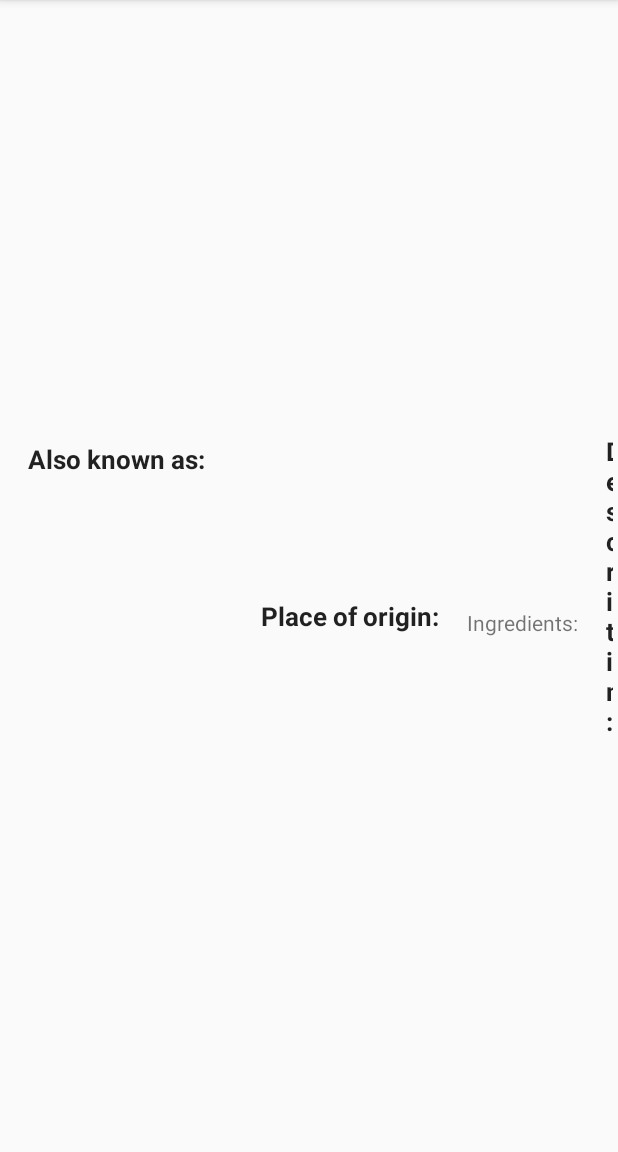
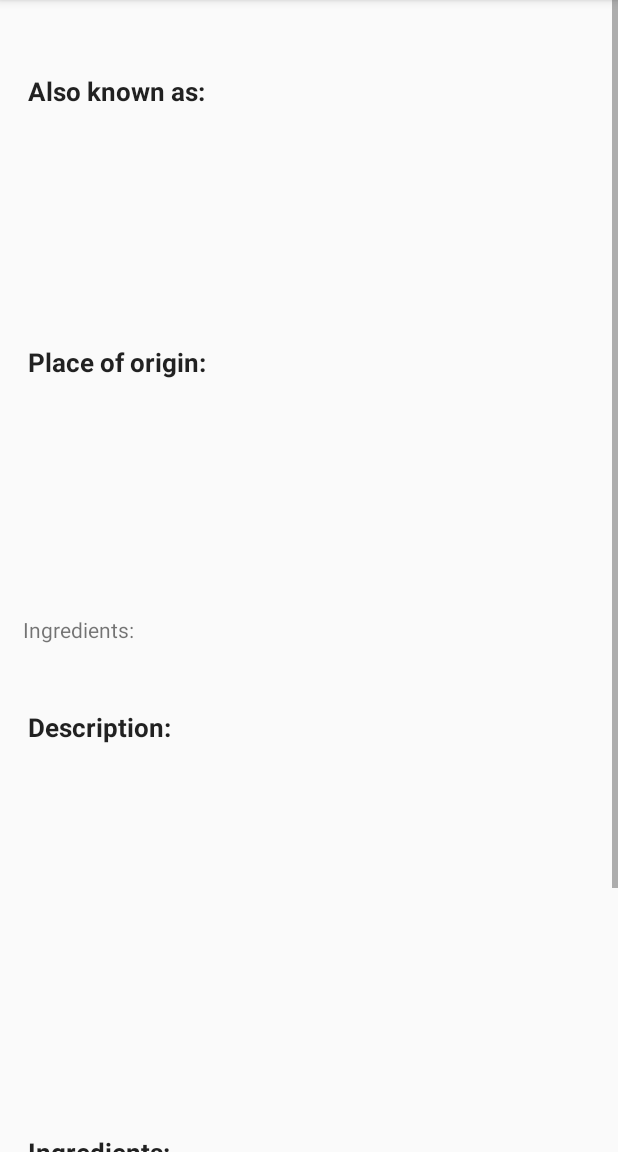
Before and after one commit to Annin7y/sandwich-club-starter-code-master, an Android app: the DetailActivity screen opened directly, with no data from a screen before it, on a phone screen of 412 x 824 dp, the part 84-1236 px from its top. Run offline under Robolectric (Android 15) with nearby library versions, the phone set to English and light mode, and no system bars; our stand-ins replace Picasso; pictures from the network do not load; 1 statement that could not run was skipped.

Commit message:
update:refactor

```diff
--- a/app/src/main/res/layout/activity_detail.xml
+++ b/app/src/main/res/layout/activity_detail.xml
@@ -1,9 +1,9 @@
 <?xml version="1.0" encoding="utf-8"?>
 <ScrollView xmlns:android="http://schemas.android.com/apk/res/android"
+    xmlns:app="http://schemas.android.com/apk/res-auto"
     xmlns:tools="http://schemas.android.com/tools"
     android:layout_width="match_parent"
-    android:layout_height="wrap_content"
-    xmlns:app="http://schemas.android.com/apk/res-auto">
+    android:layout_height="wrap_content">
 
     <RelativeLayout xmlns:android="http://schemas.android.com/apk/res/android"
         xmlns:tools="http://schemas.android.com/tools"
@@ -15,116 +15,104 @@
             android:id="@+id/image_iv"
             android:layout_width="@dimen/image_width"
             android:layout_height="@dimen/image_height"
+            android:layout_marginStart="@dimen/image_margin_start"
+            android:layout_marginLeft="@dimen/image_margin_left"
+            android:layout_marginTop="@dimen/image_margin_top"
             android:layout_marginEnd="@dimen/image_margin_end"
-            android:layout_marginLeft="@dimen/image_margin_left"
             android:layout_marginRight="@dimen/image_margin_right"
-            android:layout_marginStart="@dimen/image_margin_start"
-            android:layout_marginTop="@dimen/image_margin_top"
             android:adjustViewBounds="true"
             android:contentDescription="@string/sandwich_picture_content_description"
             android:padding="@dimen/image_padding"
             android:scaleType="centerCrop" />
 
         <LinearLayout
-            android:id="@+id/linear_layout_vertical"
             android:layout_width="wrap_content"
             android:layout_height="wrap_content"
-            android:orientation="vertical"
-            android:layout_below="@+id/image_iv" />
+            android:orientation="vertical" >
 
         <LinearLayout
             android:id="@+id/linear_layout_horizontal_also"
             android:layout_width="wrap_content"
             android:layout_height="wrap_content"
-            android:orientation="horizontal"
-            android:layout_below="@+id/image_iv" >
+            android:layout_below="@+id/image_iv"
+            android:orientation="horizontal">
+
             <TextView
                 android:id="@+id/also_known_tv_label"
                 style="@style/DetailLabelStyle"
-            android:layout_below="@+id/image_iv"
-            android:layout_marginTop="@dimen/also_label_margin_top"
                 android:layout_marginStart="@dimen/label_margin"
                 android:layout_marginLeft="@dimen/label_margin"
-            android:text="@string/detail_also_known_as_label"
-           />
+                android:layout_marginTop="@dimen/also_label_margin_top"
+                android:text="@string/detail_also_known_as_label" />
 
             <TextView
                 android:id="@+id/also_known_tv"
                 android:layout_width="wrap_content"
                 android:layout_height="wrap_content"
-            android:layout_below="@+id/image_iv"
-            android:layout_marginTop="@dimen/also_list_margin_top"
-            android:layout_toRightOf="@id/also_known_tv_label"
-            android:layout_marginLeft="@dimen/also_list_margin_start"
-            android:layout_marginStart="@dimen/also_list_margin_start"
-            android:layout_alignParentRight="true"/>
+                />
+
+        </LinearLayout>
 
             <TextView
                 android:id="@+id/origin_tv_label"
                 style="@style/DetailLabelStyle"
                 android:layout_below="@+id/also_known_tv_label"
-            android:layout_marginTop="@dimen/origin_label_top"
                 android:layout_marginStart="@dimen/label_margin"
                 android:layout_marginLeft="@dimen/label_margin"
-            android:text="@string/detail_place_of_origin_label"
-            />
+                android:layout_marginTop="@dimen/origin_label_top"
+                android:text="@string/detail_place_of_origin_label" />
 
             <TextView
                 android:id="@+id/origin_tv"
                 android:layout_width="wrap_content"
                 android:layout_height="wrap_content"
                 android:layout_below="@+id/also_known_tv_label"
+                android:layout_marginStart="@dimen/also_list_margin_start"
+                android:layout_marginLeft="@dimen/also_list_margin_start"
                 android:layout_marginTop="@dimen/origin_list_top"
+                android:layout_marginRight="@dimen/list_origin_right"
                 android:layout_toRightOf="@id/origin_tv_label"
-            android:layout_marginRight="@dimen/list_origin_right"
-            android:layout_marginLeft="@dimen/also_list_margin_start"
-            android:layout_marginStart="@dimen/also_list_margin_start"
-            android:text="@string/detail_ingredients_label"
-            />
+                android:text="@string/detail_ingredients_label" />
 
             <TextView
                 android:id="@+id/description_tv_label"
                 style="@style/DetailLabelStyle"
                 android:layout_below="@+id/origin_tv_label"
-            android:layout_marginTop="@dimen/description_label_top"
                 android:layout_marginStart="@dimen/label_margin"
                 android:layout_marginLeft="@dimen/label_margin"
-            android:text="@string/detail_description_label"
-            />
+                android:layout_marginTop="@dimen/description_label_top"
+                android:text="@string/detail_description_label" />
 
             <TextView
                 android:id="@+id/description_tv"
                 android:layout_width="wrap_content"
                 android:layout_height="wrap_content"
+                android:layout_below="@+id/origin_tv_label"
+                android:layout_marginStart="@dimen/also_list_margin_start"
+                android:layout_marginLeft="@dimen/also_list_margin_start"
                 android:layout_marginTop="@dimen/description_list_top"
-            android:layout_marginLeft="@dimen/also_list_margin_start"
-            android:layout_marginStart="@dimen/also_list_margin_start"
-            android:layout_below="@+id/origin_tv_label"
-            android:layout_toRightOf="@id/description_tv_label"
                 android:layout_marginRight="@dimen/description_list_right"
-            />
+                android:layout_toRightOf="@id/description_tv_label" />
 
             <TextView
                 android:id="@+id/ingredients_tv_title"
                 style="@style/DetailLabelStyle"
                 android:layout_below="@+id/description_tv_label"
-            android:layout_marginTop="@dimen/ingredients_label_top"
                 android:layout_marginStart="@dimen/label_margin"
                 android:layout_marginLeft="@dimen/label_margin"
-            android:text="@string/detail_ingredients_label"
-           />
+                android:layout_marginTop="@dimen/ingredients_label_top"
+                android:text="@string/detail_ingredients_label" />
 
             <TextView
                 android:id="@+id/ingredients_tv"
                 android:layout_width="wrap_content"
                 android:layout_height="wrap_content"
                 android:layout_below="@+id/description_tv_label"
+                android:layout_marginStart="@dimen/also_list_margin_start"
+                android:layout_marginLeft="@dimen/also_list_margin_start"
                 android:layout_marginTop="@dimen/ingredients_list_top"
-            android:layout_marginLeft="@dimen/also_list_margin_start"
                 android:layout_marginRight="@dimen/ingredients_list_right"
-            android:layout_marginStart="@dimen/also_list_margin_start"
-            android:layout_toRightOf="@+id/ingredients_tv_title"
-            />
+                android:layout_toRightOf="@+id/ingredients_tv_title" />
         </LinearLayout>
     </RelativeLayout>
 </ScrollView>
```
Lines whose indentation alone changed are shown as unchanged.
